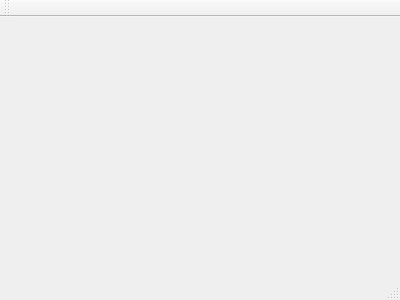
Above: mainwindow.ui from evrrn/DbCsvConverter before the change. Below: the same form after it.
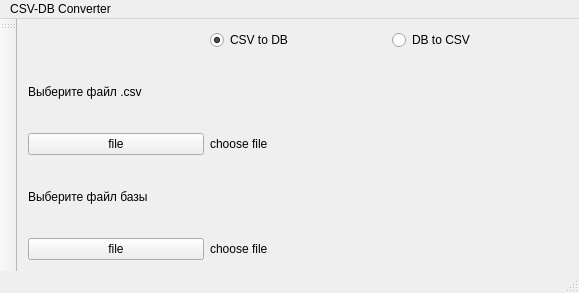
That is the form after the change.

Diff of the .ui file:
```diff
--- a/mainwindow.ui
+++ b/mainwindow.ui
@@ -1,24 +1,113 @@
 <ui version="4.0">
  <class>MainWindow</class>
- <widget class="QMainWindow" name="MainWindow" >
-  <property name="geometry" >
+ <widget class="QMainWindow" name="MainWindow">
+  <property name="geometry">
    <rect>
     <x>0</x>
     <y>0</y>
-    <width>400</width>
-    <height>300</height>
+    <width>579</width>
+    <height>293</height>
    </rect>
   </property>
   <property name="windowTitle" >
    <string>MainWindow</string>
   </property>
-  <widget class="QMenuBar" name="menuBar" />
-  <widget class="QToolBar" name="mainToolBar" />
-  <widget class="QWidget" name="centralWidget" />
-  <widget class="QStatusBar" name="statusBar" />
+  <property name="toolButtonStyle">
+   <enum>Qt::ToolButtonTextOnly</enum>
+  </property>
+  <widget class="QWidget" name="centralWidget">
+   <layout class="QGridLayout" name="gridLayout">
+    <item row="0" column="1">
+     <widget class="QRadioButton" name="csvdb_button">
+      <property name="text">
+       <string>CSV to DB</string>
+      </property>
+      <property name="checked">
+       <bool>true</bool>
+      </property>
+      <property name="autoRepeat">
+       <bool>false</bool>
+      </property>
+     </widget>
+    </item>
+    <item row="0" column="2">
+     <widget class="QRadioButton" name="dbcsv_button">
+      <property name="text">
+       <string>DB to CSV</string>
+      </property>
+     </widget>
+    </item>
+    <item row="1" column="0" colspan="2">
+     <widget class="QLabel" name="label">
+      <property name="text">
+       <string>Выберите файл .csv</string>
+      </property>
+     </widget>
+    </item>
+    <item row="2" column="0">
+     <widget class="QPushButton" name="pushButton">
+      <property name="text">
+       <string>file</string>
+      </property>
+     </widget>
+    </item>
+    <item row="2" column="1" colspan="2">
+     <widget class="QLabel" name="file_name">
+      <property name="text">
+       <string>choose file</string>
+      </property>
+     </widget>
+    </item>
+    <item row="3" column="0" colspan="2">
+     <widget class="QLabel" name="label_2">
+      <property name="text">
+       <string>Выберите файл базы</string>
+      </property>
+     </widget>
+    </item>
+    <item row="4" column="0">
+     <widget class="QPushButton" name="pushButton_2">
+      <property name="text">
+       <string>file</string>
+      </property>
+     </widget>
+    </item>
+    <item row="4" column="1" colspan="2">
+     <widget class="QLabel" name="label_3">
+      <property name="text">
+       <string>choose file</string>
+      </property>
+     </widget>
+    </item>
+   </layout>
+  </widget>
+  <widget class="QMenuBar" name="menuBar">
+   <property name="geometry">
+    <rect>
+     <x>0</x>
+     <y>0</y>
+     <width>579</width>
+     <height>25</height>
+    </rect>
+   </property>
+   <widget class="QMenu" name="menuCSV_DB_Converter">
+    <property name="title">
+     <string>CSV-DB Converter</string>
+    </property>
+   </widget>
+   <addaction name="menuCSV_DB_Converter"/>
+  </widget>
+  <widget class="QToolBar" name="mainToolBar">
+   <attribute name="toolBarArea">
+    <enum>LeftToolBarArea</enum>
+   </attribute>
+   <attribute name="toolBarBreak">
+    <bool>false</bool>
+   </attribute>
+  </widget>
+  <widget class="QStatusBar" name="statusBar"/>
  </widget>
- <layoutDefault spacing="6" margin="11" />
- <pixmapfunction></pixmapfunction>
+ <layoutdefault spacing="6" margin="11"/>
  <resources/>
  <connections/>
 </ui>
```
Left out of the diff: 3 changed lines with no effect on the pictures.
